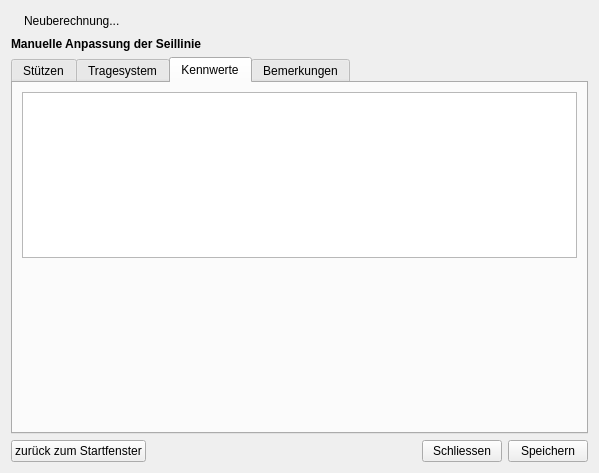
Above: gui/adjustmentDialog.ui from piMoll/SEILAPLAN before the change. Below: the same form after it.
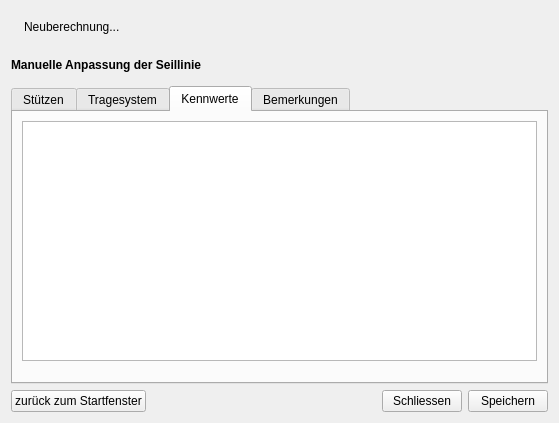
That is the form after the change. The open tabs and pages were chosen to show the change. Icons and pictures are not drawn.

Commit message: Enable plot resize in profile window and adjustment window. Fix modal behaviour of non main windows.

Diff of the .ui file:
```diff
--- a/gui/adjustmentDialog.ui
+++ b/gui/adjustmentDialog.ui
@@ -6,8 +6,8 @@
    <rect>
     <x>0</x>
     <y>0</y>
-    <width>599</width>
-    <height>473</height>
+    <width>559</width>
+    <height>423</height>
    </rect>
   </property>
   <property name="focusPolicy">
@@ -21,10 +21,128 @@
     <normaloff>:/plugins/SeilaplanPlugin/gui/icons/icon_app.png</normaloff>:/plugins/SeilaplanPlugin/gui/icons/icon_app.png</iconset>
   </property>
   <layout class="QGridLayout" name="gridLayout_2">
-   <item row="7" column="0">
+   <item row="1" column="0">
+    <layout class="QHBoxLayout" name="horizontalLayout_3">
+     <item>
+      <widget class="QLabel" name="recalcStatus_ico">
+       <property name="text">
+        <string/>
+       </property>
+       <property name="pixmap">
+        <pixmap resource="resources.qrc">:/plugins/SeilaplanPlugin/gui/icons/icon_reload.png</pixmap>
+       </property>
+      </widget>
+     </item>
+     <item>
+      <widget class="QLabel" name="recalcStatus_txt">
+       <property name="text">
+        <string>Neuberechnung...</string>
+       </property>
+      </widget>
+     </item>
+     <item>
+      <spacer name="horizontalSpacer_7">
+       <property name="orientation">
+        <enum>Qt::Horizontal</enum>
+       </property>
+       <property name="sizeHint" stdset="0">
+        <size>
+         <width>40</width>
+         <height>20</height>
+        </size>
+       </property>
+      </spacer>
+     </item>
+    </layout>
+   </item>
+   <item row="5" column="0">
+    <widget class="QLabel" name="label_18">
+     <property name="font">
+      <font>
+       <weight>75</weight>
+       <bold>true</bold>
+      </font>
+     </property>
+     <property name="text">
+      <string>Manuelle Anpassung der Seillinie</string>
+     </property>
+    </widget>
+   </item>
+   <item row="8" column="0">
+    <layout class="QHBoxLayout" name="horizontalLayout_2">
+     <item>
+      <widget class="QPushButton" name="btnBackToStart">
+       <property name="toolTip">
+        <string>&lt;html&gt;&lt;head/&gt;&lt;body&gt;&lt;p&gt;Manuelle Anpassungen verwerfen und zurück zum Startfenster wechseln&lt;/p&gt;&lt;/body&gt;&lt;/html&gt;</string>
+       </property>
+       <property name="text">
+        <string>zurück zum Startfenster</string>
+       </property>
+       <property name="autoDefault">
+        <bool>false</bool>
+       </property>
+      </widget>
+     </item>
+     <item>
+      <spacer name="horizontalSpacer">
+       <property name="orientation">
+        <enum>Qt::Horizontal</enum>
+       </property>
+       <property name="sizeHint" stdset="0">
+        <size>
+         <width>40</width>
+         <height>20</height>
+        </size>
+       </property>
+      </spacer>
+     </item>
+     <item>
+      <widget class="QPushButton" name="btnClose">
+       <property name="toolTip">
+        <string>Plugin beenden</string>
+       </property>
+       <property name="text">
+        <string>Schliessen</string>
+       </property>
+       <property name="autoDefault">
+        <bool>false</bool>
+       </property>
+      </widget>
+     </item>
+     <item>
+      <widget class="QPushButton" name="btnSave">
+       <property name="toolTip">
+        <string>Ergebnisse speichern</string>
+       </property>
+       <property name="text">
+        <string>Speichern</string>
+       </property>
+       <property name="autoDefault">
+        <bool>false</bool>
+       </property>
+      </widget>
+     </item>
+    </layout>
+   </item>
+   <item row="4" column="0">
+    <layout class="QVBoxLayout" name="plotLayout"/>
+   </item>
+   <item row="6" column="0">
     <layout class="QVBoxLayout" name="tabLayout">
      <item>
       <widget class="QTabWidget" name="tabWidget">
+       <property name="sizePolicy">
+        <sizepolicy hsizetype="Expanding" vsizetype="Preferred">
+         <horstretch>0</horstretch>
+         <verstretch>0</verstretch>
+        </sizepolicy>
+       </property>
+       <property name="baseSize">
+        <size>
+         <width>0</width>
+         <height>0</height>
+        </size>
+       </property>
        <property name="currentIndex">
         <number>0</number>
        </property>
@@ -572,6 +690,12 @@
                  <verstretch>0</verstretch>
                 </sizepolicy>
                </property>
+               <property name="minimumSize">
+                <size>
+                 <width>0</width>
+                 <height>240</height>
+                </size>
+               </property>
                <property name="locale">
                 <locale language="German" country="Switzerland"/>
                </property>
@@ -692,112 +816,6 @@
      </item>
     </layout>
    </item>
-   <item row="6" column="0">
-    <widget class="QLabel" name="label_18">
-     <property name="font">
-      <font>
-       <weight>75</weight>
-       <bold>true</bold>
-      </font>
-     </property>
-     <property name="text">
-      <string>Manuelle Anpassung der Seillinie</string>
-     </property>
-    </widget>
-   </item>
-   <item row="9" column="0">
-    <layout class="QHBoxLayout" name="horizontalLayout_2">
-     <item>
-      <widget class="QPushButton" name="btnBackToStart">
-       <property name="toolTip">
-        <string>&lt;html&gt;&lt;head/&gt;&lt;body&gt;&lt;p&gt;Manuelle Anpassungen verwerfen und zurück zum Startfenster wechseln&lt;/p&gt;&lt;/body&gt;&lt;/html&gt;</string>
-       </property>
-       <property name="text">
-        <string>zurück zum Startfenster</string>
-       </property>
-       <property name="autoDefault">
-        <bool>false</bool>
-       </property>
-      </widget>
-     </item>
-     <item>
-      <spacer name="horizontalSpacer">
-       <property name="orientation">
-        <enum>Qt::Horizontal</enum>
-       </property>
-       <property name="sizeHint" stdset="0">
-        <size>
-         <width>40</width>
-         <height>20</height>
-        </size>
-       </property>
-      </spacer>
-     </item>
-     <item>
-      <widget class="QPushButton" name="btnClose">
-       <property name="toolTip">
-        <string>Plugin beenden</string>
-       </property>
-       <property name="text">
-        <string>Schliessen</string>
-       </property>
-       <property name="autoDefault">
-        <bool>false</bool>
-       </property>
-      </widget>
-     </item>
-     <item>
-      <widget class="QPushButton" name="btnSave">
-       <property name="toolTip">
-        <string>Ergebnisse speichern</string>
-       </property>
-       <property name="text">
-        <string>Speichern</string>
-       </property>
-       <property name="autoDefault">
-        <bool>false</bool>
-       </property>
-      </widget>
-     </item>
-    </layout>
-   </item>
-   <item row="1" column="0">
-    <layout class="QHBoxLayout" name="horizontalLayout_3">
-     <item>
-      <widget class="QLabel" name="recalcStatus_ico">
-       <property name="text">
-        <string/>
-       </property>
-       <property name="pixmap">
-        <pixmap resource="resources.qrc">:/plugins/SeilaplanPlugin/gui/icons/icon_reload.png</pixmap>
-       </property>
-      </widget>
-     </item>
-     <item>
-      <widget class="QLabel" name="recalcStatus_txt">
-       <property name="text">
-        <string>Neuberechnung...</string>
-       </property>
-      </widget>
-     </item>
-     <item>
-      <spacer name="horizontalSpacer_7">
-       <property name="orientation">
-        <enum>Qt::Horizontal</enum>
-       </property>
-       <property name="sizeHint" stdset="0">
-        <size>
-         <width>40</width>
-         <height>20</height>
-        </size>
-       </property>
-      </spacer>
-     </item>
-    </layout>
-   </item>
-   <item row="4" column="0">
-    <layout class="QVBoxLayout" name="plotLayout"/>
-   </item>
   </layout>
  </widget>
  <resources>
```
Left out of the diff: 34 changed lines with no effect on the pictures. The commit also changes 11 other files.
